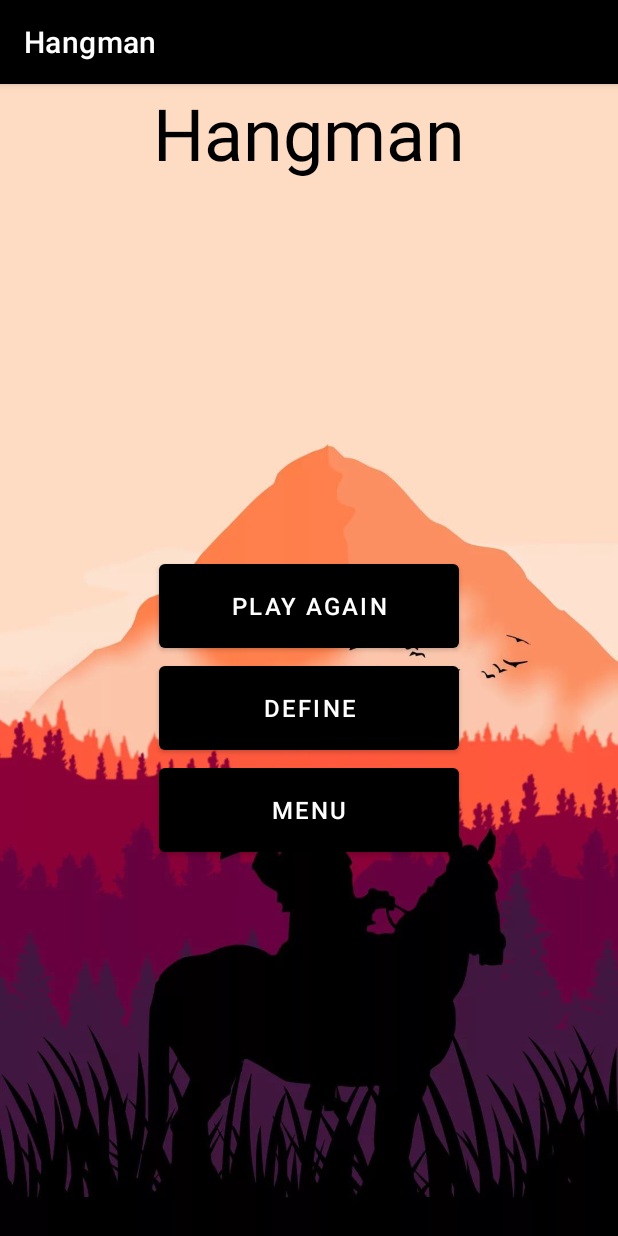
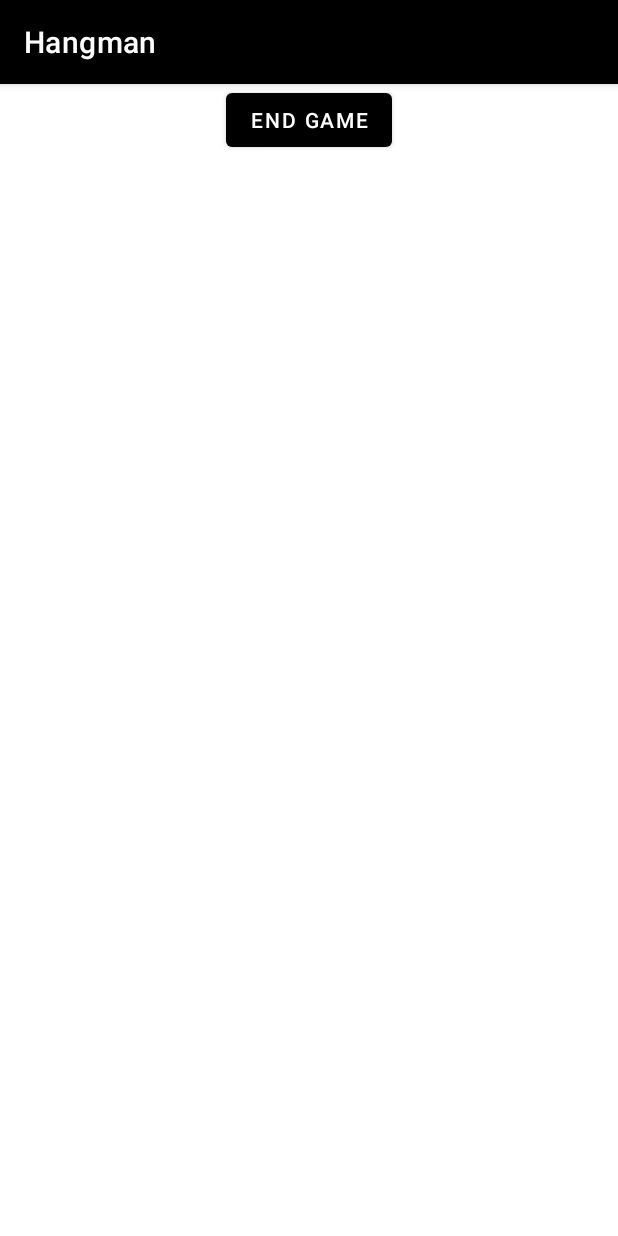
Before and after one commit to prestwia/cs492-final-kotlin, an Android app: the screen it shows after launch (EndScreenActivity before the commit, GameActivity after it), after a tap on "WORD OF THE DAY", on a phone screen of 412 x 824 dp. Run offline under Robolectric (Android 15) with nearby library versions, the phone set to English and light mode, and no system bars; 1 statement that could not run was skipped.

Commit message:
Theodoco gamescreen (#12)
* added animated transitions between screens | still need to animate the transition from the Setting screen back to the Menu screen

* fixed the main activity xml file

* all transitions working properly

* cleaned up strings.xml, re-routed intents, and setup api call in the game activity

Co-authored-by: JoshMinyard <71729031+JoshMinyard@users.noreply.github.com>

```diff
--- a/app/src/main/java/com/example/hangman/ui/GameActivity.kt
+++ b/app/src/main/java/com/example/hangman/ui/GameActivity.kt
@@ -3,20 +3,45 @@ package com.example.hangman.ui
 import android.content.Intent
 import android.os.Bundle
 import android.os.PersistableBundle
+import android.util.Log
 import android.widget.Button
+import android.widget.TextView
+import androidx.activity.viewModels
 import androidx.appcompat.app.AppCompatActivity
 import com.example.hangman.R
 
 class GameActivity: AppCompatActivity() {
+
+    private val viewModel : WordViewModel by viewModels()
+//    private lateinit var theWord: String
+//    private var theWord = findViewById<TextView>(R.id.the_word)
+
     override fun onCreate(savedInstanceState: Bundle?) {
+
         super.onCreate(savedInstanceState)
         setContentView(R.layout.activity_game)
+
+
+        viewModel.loadReqResult(7, WORDNIK_API_KEY)
+        viewModel.wordResult.observe(this) { word ->
+            if(word != null){
+                Log.d("GameActivity", word)
+//                theWord.text = word
+
+            }
+        }
+
         val newGameButton: Button = findViewById(R.id.new_game_button)
 //        val actualWordValue
 
+
+
+
         newGameButton.setOnClickListener{
-            val intent = Intent(this, MainActivity::class.java)
+            val intent = Intent(this, GameActivity::class.java)
+            finish()
             startActivity(intent)
+            overridePendingTransition(android.R.anim.fade_in, android.R.anim.fade_out)
         }
     }
 
--- a/app/src/main/java/com/example/hangman/ui/MainActivity.kt
+++ b/app/src/main/java/com/example/hangman/ui/MainActivity.kt
@@ -44,7 +44,7 @@ class MainActivity : AppCompatActivity() {
 
         }
         button_wotd?.setOnClickListener(){
-            val intent = Intent(this, EndScreenActivity::class.java)
+            val intent = Intent(this, GameActivity::class.java)
             startActivity(intent)
             overridePendingTransition(android.R.anim.fade_in, android.R.anim.fade_out)
         }
--- a/app/src/main/res/layout/activity_game.xml
+++ b/app/src/main/res/layout/activity_game.xml
@@ -7,12 +7,21 @@
     android:layout_height="match_parent"
     tools:context=".ui.GameActivity">
 
+<!--    <TextView-->
+<!--        android:id="@+id/the_word"-->
+<!--        android:layout_width="match_parent"-->
+<!--        android:layout_height="match_parent"-->
+<!--        android:textAlignment="center"-->
+<!--        android:textAppearance="@style/TextAppearance.MaterialComponents.Headline4"-->
+<!--        android:textColor="@color/black" />-->
+
+
     <Button
         android:id="@+id/new_game_button"
         android:layout_width="wrap_content"
         android:layout_height="wrap_content"
         android:layout_marginTop="32dp"
-        android:text="@string/play_again"
+        android:text="@string/end_game"
         app:layout_constraintEnd_toEndOf="parent"
         app:layout_constraintStart_toStartOf="parent"
         tools:ignore="MissingConstraints" />
--- a/app/src/main/res/values/strings.xml
+++ b/app/src/main/res/values/strings.xml
@@ -13,8 +13,6 @@
     <string name="btn_settings">Settings</string>
     <string name="message_settings">User Settings</string>
 
-    <string name="play_again">play again</string>
-
 <!--    Settings activity strings-->
 
     <string name="action_settings">Settings</string>
@@ -27,6 +25,10 @@
     <string name="pref_tries_key" translatable="false">tries</string>
     <string name="pref_letter_count_key" translatable="false">maxLength</string>
 
+<!--    Game activity strings-->
+
+    <string name="end_game">End game</string>
+
 <!--    End game activity strings    -->
 
     <string name="btn_play_again">Play Again</string>
```
